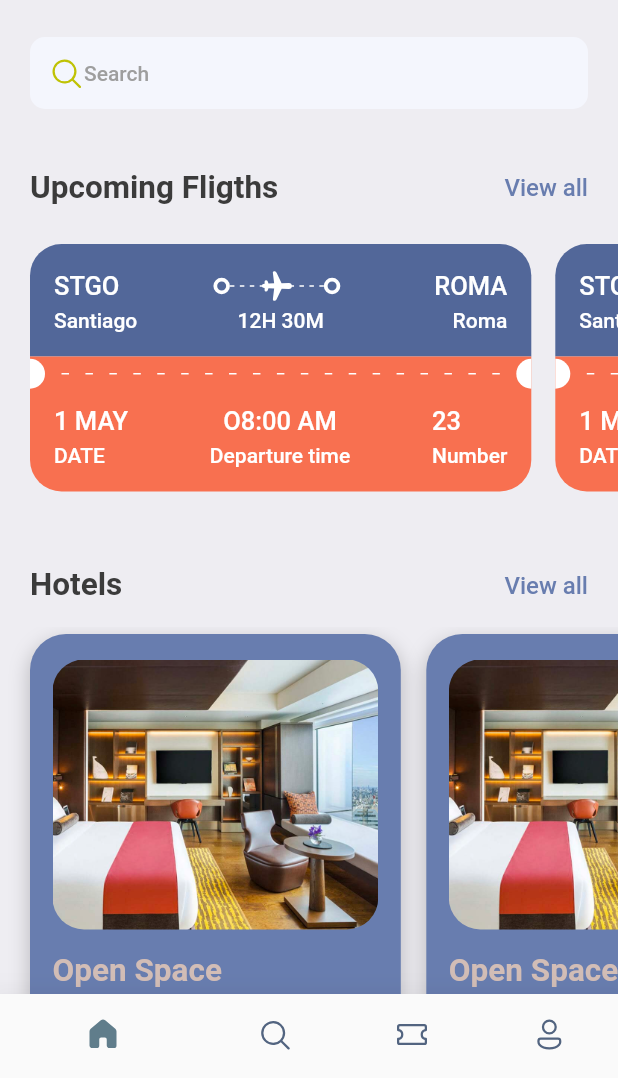
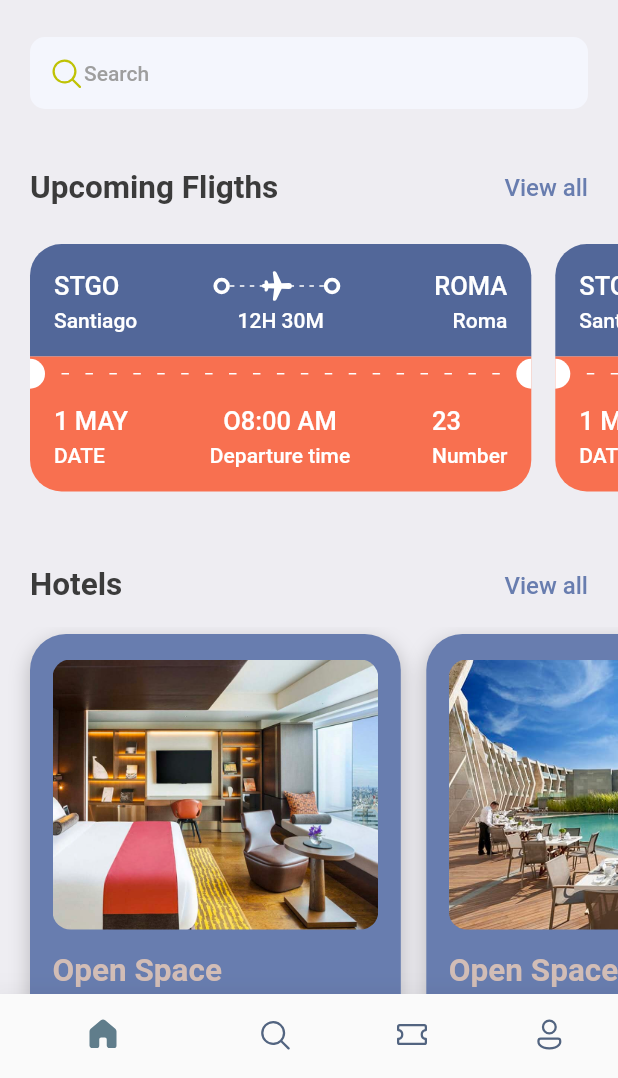
Before and after one commit to Naicriz/Ticket-Booking-App, a Flutter app: the screen it shows after launch, after a tap on "View all", on a phone screen of 412 x 824 dp, the part 158-1236 px from its top. Run offline on Flutter 3.47's test engine with Material 2 defaults, Android fonts, the light colour scheme and no system bars; our stand-ins replace fluentui_icons, gap.

Commit message:
Update Hotel view.
- Added List Map with data.
- Fixed borderRadius.
- Added placeholder on AssetImage.
- Added a iterator of hotel data to iterate.

```diff
--- a/lib/main.dart
+++ b/lib/main.dart
@@ -13,7 +13,7 @@ class MyApp extends StatelessWidget {
   @override
   Widget build(BuildContext context) {
     return MaterialApp(
-      debugShowCheckedModeBanner: false,
+      debugShowCheckedModeBanner: true,
       title: 'Tickets App',
       theme: ThemeData(primaryColor: primary),
       home: const BottomBar(),
--- a/lib/screens/home_screen.dart
+++ b/lib/screens/home_screen.dart
@@ -4,6 +4,7 @@ import 'package:flutter/material.dart';
 import 'package:gap/gap.dart';
 import 'package:ticket_booking_app/screens/hotel_view.dart';
 import 'package:ticket_booking_app/screens/ticket_view.dart';
+import 'package:ticket_booking_app/utils/app_info_list.dart';
 import 'package:ticket_booking_app/utils/app_styles.dart';
 
 class HomeScreen extends StatelessWidget {
@@ -99,12 +100,13 @@ class HomeScreen extends StatelessWidget {
                 InkWell(
                   onTap: () {
                     if (kDebugMode) {
-                        print("You are tapped");
+                      print("Tap tap tap");
                     }
                   },
                   child: Text('View all',
                       style: Styles.textStyle
-                            .copyWith(color: Styles.primaryColor)))
+                          .copyWith(color: Styles.primaryColor)),
+                )
               ],
             ),
           ),
@@ -113,11 +115,7 @@ class HomeScreen extends StatelessWidget {
             scrollDirection: Axis.horizontal,
             padding: const EdgeInsets.only(left: 20),
             child: Row(
-              children: const [
-                HotelView(),
-                HotelView(),
-                HotelView(),
-              ],
+              children: hotelList.map((e) => HotelView(hotel: e)).toList(),
             ),
           ),
         ],
--- a/lib/screens/hotel_view.dart
+++ b/lib/screens/hotel_view.dart
@@ -5,10 +5,12 @@ import '../utils/app_layout.dart';
 import '../utils/app_styles.dart';
 
 class HotelView extends StatelessWidget {
-  const HotelView({super.key});
+  final Map<String, dynamic> hotel;
+  const HotelView({Key? key, required this.hotel}) : super(key: key);
 
   @override
   Widget build(BuildContext context) {
+    //print("Hotel price is ${hotel['price']}");
     final size = AppLayout.getSize(context);
     return Container(
       width: size.width * 0.6,
@@ -31,11 +33,11 @@ class HotelView extends StatelessWidget {
         Container(
           height: 180,
           decoration: BoxDecoration(
-            borderRadius: BorderRadius.circular(21),
+            borderRadius: BorderRadius.circular(12),
             color: Styles.primaryColor,
-            image: const DecorationImage(
+            image: DecorationImage(
               fit: BoxFit.cover,
-              image: AssetImage("assets/images/one.png"),
+              image: AssetImage("assets/images/${hotel['image']}"),
             ),
           ),
         ),
--- /dev/null
+++ b/lib/utils/app_info_list.dart
@@ -0,0 +1,20 @@
+List<Map<String, dynamic>> hotelList = [
+  {
+    'image': 'one.png',
+    'place': 'Open Space',
+    'destination': 'Roma',
+    'price': 25
+  },
+  {
+    'image': 'two.png',
+    'place': 'Global Will',
+    'destination': 'Roma',
+    'price': 40
+  },
+  {
+    'image': 'three.png',
+    'place': 'Tallest Building',
+    'destination': 'Dubai',
+    'price': 70
+  }
+];
```
Lines whose indentation alone changed are shown as unchanged.
